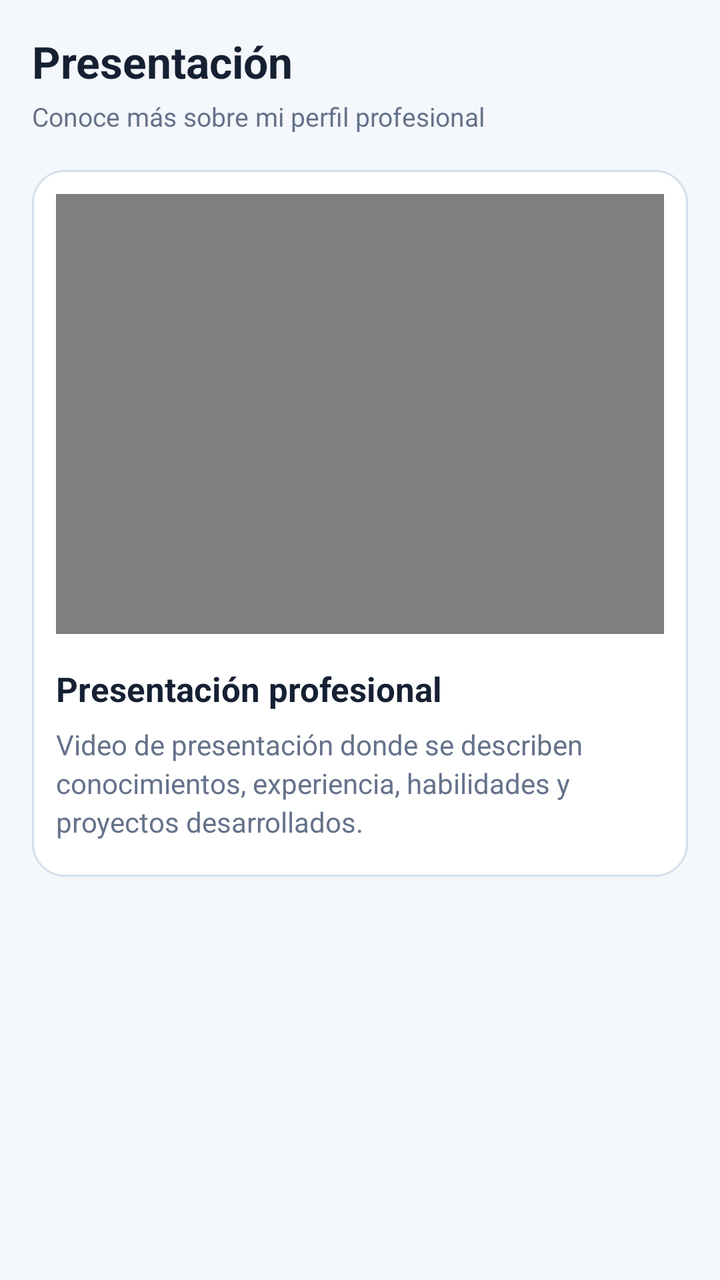
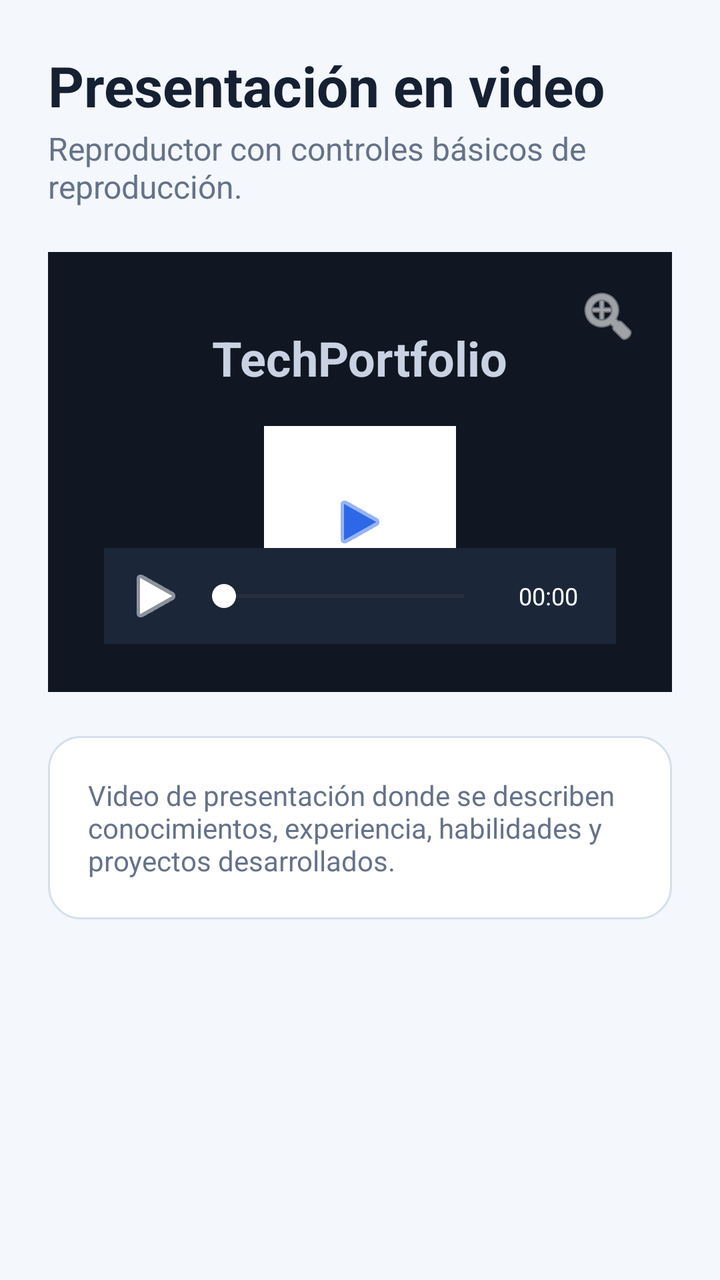

Two renders of the same Android screen: before a commit and after it. Below are the layout's source before the change and the commit's diff.
<!-- AndroidManifest.xml: application theme Theme.TechPortfolio -->
<!-- res/layout/fragment_video.xml -->
<?xml version="1.0" encoding="utf-8"?>
<ScrollView
    xmlns:android="http://schemas.android.com/apk/res/android"
    android:layout_width="match_parent"
    android:layout_height="match_parent"
    android:background="@color/tp_background">

    <LinearLayout
        android:layout_width="match_parent"
        android:layout_height="wrap_content"
        android:orientation="vertical"
        android:padding="16dp">

        <TextView
            android:layout_width="match_parent"
            android:layout_height="wrap_content"
            android:text="Presentación"
            android:textColor="@color/tp_text_primary"
            android:textSize="22sp"
            android:textStyle="bold" />

        <TextView
            android:layout_width="match_parent"
            android:layout_height="wrap_content"
            android:layout_marginTop="4dp"
            android:text="Conoce más sobre mi perfil profesional"
            android:textColor="@color/tp_text_secondary"
            android:textSize="13sp" />

        <LinearLayout
            android:layout_width="match_parent"
            android:layout_height="wrap_content"
            android:layout_marginTop="18dp"
            android:background="@drawable/bg_card"
            android:orientation="vertical"
            android:padding="12dp">

            <VideoView
                android:id="@+id/videoView"
                android:layout_width="match_parent"
                android:layout_height="220dp"
                android:background="#101722" />

            <TextView
                android:layout_width="match_parent"
                android:layout_height="wrap_content"
                android:layout_marginTop="16dp"
                android:text="Presentación profesional"
                android:textColor="@color/tp_text_primary"
                android:textSize="17sp"
                android:textStyle="bold" />

            <TextView
                android:id="@+id/tvDescripcionVideo"
                android:layout_width="match_parent"
                android:layout_height="wrap_content"
                android:layout_marginTop="7dp"
                android:layout_marginBottom="6dp"
                android:lineSpacingExtra="3dp"
                android:text="Video de presentación donde se describen conocimientos, experiencia, habilidades y proyectos desarrollados."
                android:textColor="@color/tp_text_secondary"
                android:textSize="14sp" />

        </LinearLayout>

    </LinearLayout>

</ScrollView>
<!-- resources referenced by this layout -->
<resources>
  <color name="tp_background">#F4F7FB</color>
  <color name="tp_text_primary">#162033</color>
  <color name="tp_text_secondary">#65728A</color>
  <!-- drawable bg_card (drawable) -->
  <?xml version="1.0" encoding="utf-8"?>
  <shape xmlns:android="http://schemas.android.com/apk/res/android"
      android:shape="rectangle">
  
      <solid android:color="@color/tp_surface" />
  
      <corners android:radius="16dp" />
  
      <stroke
          android:width="1dp"
          android:color="@color/tp_border" />
  
  </shape>
  <style name="Theme.TechPortfolio" parent="Base.Theme.TechPortfolio" />
  <color name="tp_surface">#FFFFFF</color>
  <color name="tp_border">#D4DFEC</color>
  <style name="Base.Theme.TechPortfolio" parent="Theme.Material3.DayNight.NoActionBar">
          
          
      </style>
</resources>

<!-- the commit's change to res/layout/fragment_video.xml (unified diff, before → after) -->
@@ -9,59 +9,164 @@
         android:layout_width="match_parent"
         android:layout_height="wrap_content"
         android:orientation="vertical"
-        android:padding="16dp">
+         android:padding="24dp">
 
         <TextView
             android:layout_width="match_parent"
             android:layout_height="wrap_content"
-            android:text="Presentación"
-            android:textColor="@color/tp_text_primary"
-            android:textSize="22sp"
-            android:textStyle="bold" />
+             android:text="Presentación en video"
+             android:textColor="@color/tp_text_primary"
+             android:textSize="28sp"
+             android:textStyle="bold" />
 
         <TextView
             android:layout_width="match_parent"
             android:layout_height="wrap_content"
-            android:layout_marginTop="4dp"
-            android:text="Conoce más sobre mi perfil profesional"
-            android:textColor="@color/tp_text_secondary"
-            android:textSize="13sp" />
+             android:layout_marginTop="2dp"
+             android:text="Reproductor con controles básicos de reproducción."
+             android:textColor="@color/tp_text_secondary"
+             android:textSize="16sp" />
 
-        <LinearLayout
-            android:layout_width="match_parent"
-            android:layout_height="wrap_content"
-            android:layout_marginTop="18dp"
-            android:background="@drawable/bg_card"
-            android:orientation="vertical"
-            android:padding="12dp">
+         <FrameLayout
+             android:id="@+id/videoPlayerContainer"
+             android:layout_width="match_parent"
+             android:layout_height="220dp"
+             android:layout_marginTop="22dp"
+             android:background="#101722"
+             android:clipToOutline="true">
 
-            <VideoView
-                android:id="@+id/videoView"
-                android:layout_width="match_parent"
-                android:layout_height="220dp"
-                android:background="#101722" />
+                <TextureView
+                 android:id="@+id/videoView"
+                 android:layout_width="match_parent"
+                 android:layout_height="match_parent"
+                 android:keepScreenOn="true" />
 
-            <TextView
-                android:layout_width="match_parent"
-                android:layout_height="wrap_content"
-                android:layout_marginTop="16dp"
-                android:text="Presentación profesional"
-                android:textColor="@color/tp_text_primary"
-                android:textSize="17sp"
-                android:textStyle="bold" />
+             <ProgressBar
+                 android:id="@+id/videoProgress"
+                 android:layout_width="wrap_content"
+                 android:layout_height="wrap_content"
+                 android:layout_gravity="center"
+                 android:indeterminateTint="@color/tp_blue" />
 
-            <TextView
-                android:id="@+id/tvDescripcionVideo"
-                android:layout_width="match_parent"
-                android:layout_height="wrap_content"
-                android:layout_marginTop="7dp"
-                android:layout_marginBottom="6dp"
-                android:lineSpacingExtra="3dp"
-                android:text="Video de presentación donde se describen conocimientos, experiencia, habilidades y proyectos desarrollados."
-                android:textColor="@color/tp_text_secondary"
-                android:textSize="14sp" />
+             <ImageButton
+                 android:id="@+id/btnVideoFullscreen"
+                 android:layout_width="40dp"
+                 android:layout_height="40dp"
+                 android:layout_gravity="top|end"
+                 android:layout_marginTop="12dp"
+                 android:layout_marginEnd="12dp"
+                 android:background="@android:color/transparent"
+                 android:contentDescription="Ampliar reproductor"
+                 android:padding="8dp"
+                 android:src="@android:drawable/ic_menu_zoom"
+                 android:tint="@color/white" />
 
-        </LinearLayout>
+             <LinearLayout
+                 android:id="@+id/videoCenterControls"
+                 android:layout_width="wrap_content"
+                 android:layout_height="wrap_content"
+                 android:layout_gravity="center"
+                 android:gravity="center"
+                 android:orientation="vertical">
+
+                 <TextView
+                     android:layout_width="wrap_content"
+                     android:layout_height="wrap_content"
+                     android:text="TechPortfolio"
+                     android:textColor="#C8D2E2"
+                     android:textSize="24sp"
+                     android:textStyle="bold" />
+
+                 <ImageButton
+                     android:id="@+id/btnVideoPlay"
+                     android:layout_width="96dp"
+                     android:layout_height="96dp"
+                     android:layout_marginTop="18dp"
+                      android:background="@color/white"
+                     android:contentDescription="Reproducir video"
+                     android:padding="28dp"
+                      android:src="@android:drawable/ic_media_play"
+                     android:tint="@color/tp_blue" />
+
+             </LinearLayout>
+
+             <LinearLayout
+                 android:layout_width="match_parent"
+                 android:layout_height="48dp"
+                 android:layout_gravity="bottom"
+                 android:layout_marginStart="28dp"
+                 android:layout_marginEnd="28dp"
+                 android:layout_marginBottom="24dp"
+                  android:background="#1B2738"
+                 android:gravity="center_vertical"
+                 android:orientation="horizontal"
+                 android:paddingStart="8dp"
+                 android:paddingEnd="8dp">
+
+                 <ImageButton
+                     android:id="@+id/btnVideoMiniPlay"
+                     android:layout_width="36dp"
+                     android:layout_height="36dp"
+                     android:background="@android:color/transparent"
+                     android:contentDescription="Reproducir video"
+                     android:padding="8dp"
+                      android:src="@android:drawable/ic_media_play"
+                     android:tint="@color/white" />
+
+                 <SeekBar
+                     android:id="@+id/videoSeekBar"
+                     android:layout_width="0dp"
+                     android:layout_height="wrap_content"
+                     android:layout_weight="1"
+                     android:enabled="false"
+                     android:max="1000"
+                     android:progress="0"
+                     android:progressTint="@color/tp_blue"
+                     android:thumbTint="@color/white" />
+
+                 <TextView
+                     android:id="@+id/tvVideoTime"
+                     android:layout_width="52dp"
+                     android:layout_height="wrap_content"
+                     android:gravity="center"
+                     android:text="00:00"
+                     android:textColor="@color/white"
+                     android:textSize="12sp" />
+
+             </LinearLayout>
+
+             <TextView
+                 android:id="@+id/tvVideoError"
+                 android:layout_width="match_parent"
+                 android:layout_height="wrap_content"
+                 android:layout_gravity="center"
+                 android:gravity="center"
+                 android:padding="16dp"
+                 android:text="No se pudo cargar el video"
+                 android:textColor="@color/white"
+                 android:textSize="14sp"
+                 android:visibility="gone" />
+
+          </FrameLayout>
+
+         <LinearLayout
+             android:layout_width="match_parent"
+             android:layout_height="wrap_content"
+             android:layout_marginTop="22dp"
+             android:layout_marginBottom="4dp"
+             android:background="@drawable/bg_card"
+             android:orientation="vertical"
+             android:padding="20dp">
+
+             <TextView
+                 android:id="@+id/tvDescripcionVideo"
+                 android:layout_width="match_parent"
+                 android:layout_height="wrap_content"
+                 android:text="Video de presentación donde se describen conocimientos, experiencia, habilidades y proyectos desarrollados."
+                 android:textColor="@color/tp_text_secondary"
+                 android:textSize="14sp" />
+
+         </LinearLayout>
 
     </LinearLayout>
 
<!-- resource entries referenced after the edit -->
@@ -1,8 +1,10 @@
 <!-- resources referenced by this layout -->
 <resources>
   <color name="tp_background">#F4F7FB</color>
+  <color name="tp_blue">#2D68E8</color>
   <color name="tp_text_primary">#162033</color>
   <color name="tp_text_secondary">#65728A</color>
+  <color name="white">#FFFFFF</color>
   <!-- drawable bg_card (drawable) -->
   <?xml version="1.0" encoding="utf-8"?>
   <shape xmlns:android="http://schemas.android.com/apk/res/android"
